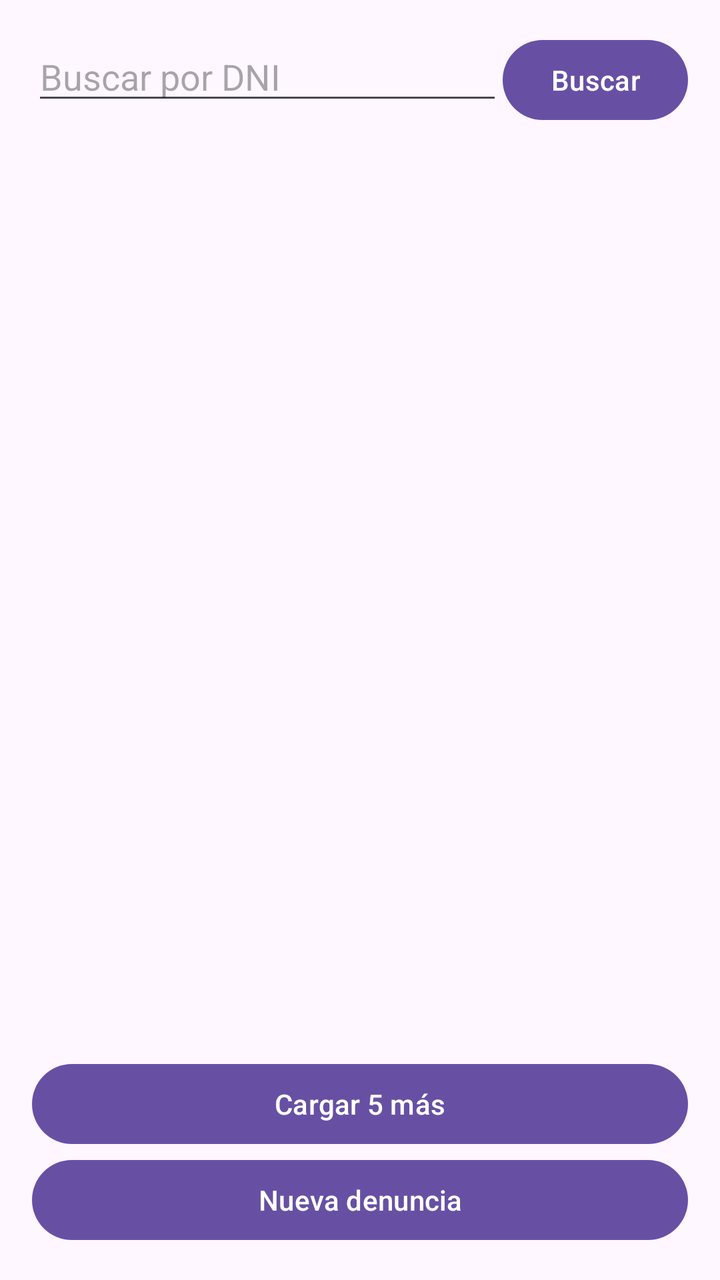
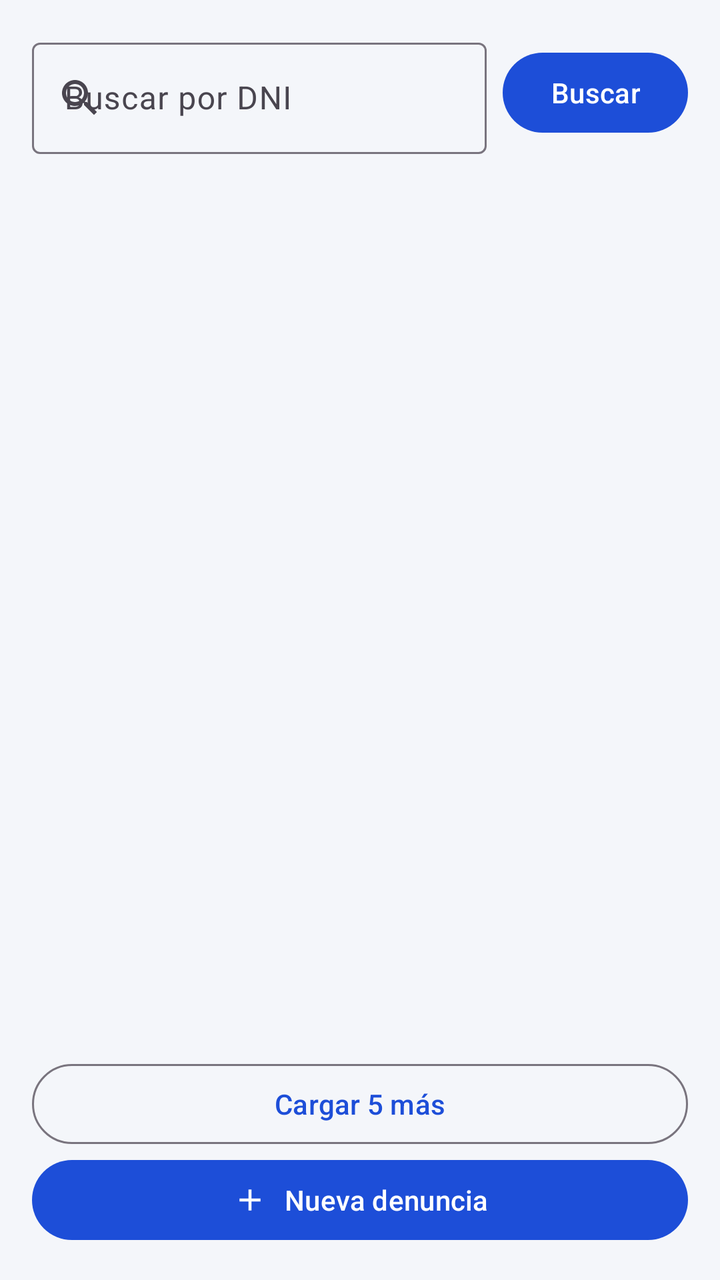

Screens rendered from an Android XML layout before and after an edit, with the pre-edit source and the edit as a unified diff.
<!-- AndroidManifest.xml: application theme Theme.Denuncias -->
<!-- res/layout/activity_main.xml -->
<?xml version="1.0" encoding="utf-8"?>
<FrameLayout xmlns:android="http://schemas.android.com/apk/res/android"
    android:layout_width="match_parent"
    android:layout_height="match_parent"
    android:fitsSystemWindows="true">

<LinearLayout
    android:layout_width="match_parent"
    android:layout_height="match_parent"
    android:orientation="vertical"
    android:padding="16dp">

    <LinearLayout
        android:layout_width="match_parent"
        android:layout_height="wrap_content"
        android:orientation="horizontal">

        <EditText
            android:id="@+id/txtDni"
            android:layout_width="0dp"
            android:layout_height="wrap_content"
            android:layout_weight="1"
            android:hint="Buscar por DNI"
            android:inputType="number"
            android:maxLength="8" />

        <Button
            android:id="@+id/btnBuscar"
            android:layout_width="wrap_content"
            android:layout_height="wrap_content"
            android:text="Buscar" />
    </LinearLayout>

    <androidx.recyclerview.widget.RecyclerView
        android:id="@+id/lista"
        android:layout_width="match_parent"
        android:layout_height="0dp"
        android:layout_weight="1" />

    <Button
        android:id="@+id/btnMas"
        android:layout_width="match_parent"
        android:layout_height="wrap_content"
        android:text="Cargar 5 más" />

    <Button
        android:id="@+id/btnNueva"
        android:layout_width="match_parent"
        android:layout_height="wrap_content"
        android:text="Nueva denuncia" />
</LinearLayout>
</FrameLayout>
<!-- resources referenced by this layout -->
<resources>
  <style name="Theme.Denuncias" parent="Theme.Material3.DayNight" />
</resources>

<!-- the commit's change to res/layout/activity_main.xml (unified diff, before → after) -->
@@ -1,52 +1,83 @@
 <?xml version="1.0" encoding="utf-8"?>
 <FrameLayout xmlns:android="http://schemas.android.com/apk/res/android"
+    xmlns:app="http://schemas.android.com/apk/res-auto"
     android:layout_width="match_parent"
     android:layout_height="match_parent"
     android:fitsSystemWindows="true">
 
-<LinearLayout
-    android:layout_width="match_parent"
-    android:layout_height="match_parent"
-    android:orientation="vertical"
-    android:padding="16dp">
-
     <LinearLayout
         android:layout_width="match_parent"
-        android:layout_height="wrap_content"
-        android:orientation="horizontal">
+        android:layout_height="match_parent"
+        android:orientation="vertical"
+        android:padding="16dp">
 
-        <EditText
-            android:id="@+id/txtDni"
-            android:layout_width="0dp"
+        <LinearLayout
+            android:layout_width="match_parent"
             android:layout_height="wrap_content"
-            android:layout_weight="1"
-            android:hint="Buscar por DNI"
-            android:inputType="number"
-            android:maxLength="8" />
+            android:gravity="center_vertical"
+            android:orientation="horizontal">
 
-        <Button
-            android:id="@+id/btnBuscar"
-            android:layout_width="wrap_content"
+            <com.google.android.material.textfield.TextInputLayout
+                style="@style/Widget.Material3.TextInputLayout.OutlinedBox"
+                android:layout_width="0dp"
+                android:layout_height="wrap_content"
+                android:layout_weight="1"
+                android:hint="Buscar por DNI"
+                app:endIconMode="clear_text"
+                app:startIconDrawable="@drawable/ic_search">
+
+                <com.google.android.material.textfield.TextInputEditText
+                    android:id="@+id/txtDni"
+                    android:layout_width="match_parent"
+                    android:layout_height="wrap_content"
+                    android:imeOptions="actionSearch"
+                    android:inputType="number"
+                    android:maxLength="8" />
+            </com.google.android.material.textfield.TextInputLayout>
+
+            <com.google.android.material.button.MaterialButton
+                android:id="@+id/btnBuscar"
+                android:layout_width="wrap_content"
+                android:layout_height="wrap_content"
+                android:layout_marginStart="8dp"
+                android:text="Buscar" />
+        </LinearLayout>
+
+        <FrameLayout
+            android:layout_width="match_parent"
+            android:layout_height="0dp"
+            android:layout_marginTop="8dp"
+            android:layout_weight="1">
+
+            <androidx.recyclerview.widget.RecyclerView
+                android:id="@+id/lista"
+                android:layout_width="match_parent"
+                android:layout_height="match_parent" />
+
+            <TextView
+                android:id="@+id/txtVacio"
+                android:layout_width="wrap_content"
+                android:layout_height="wrap_content"
+                android:layout_gravity="center"
+                android:text="No hay denuncias"
+                android:textColor="@color/gris"
+                android:visibility="gone" />
+        </FrameLayout>
+
+        <com.google.android.material.button.MaterialButton
+            android:id="@+id/btnMas"
+            style="@style/Widget.Material3.Button.OutlinedButton"
+            android:layout_width="match_parent"
             android:layout_height="wrap_content"
-            android:text="Buscar" />
+            android:layout_marginTop="8dp"
+            android:text="Cargar 5 más" />
+
+        <com.google.android.material.button.MaterialButton
+            android:id="@+id/btnNueva"
+            android:layout_width="match_parent"
+            android:layout_height="wrap_content"
+            android:text="Nueva denuncia"
+            app:icon="@drawable/ic_add"
+            app:iconGravity="textStart" />
     </LinearLayout>
-
-    <androidx.recyclerview.widget.RecyclerView
-        android:id="@+id/lista"
-        android:layout_width="match_parent"
-        android:layout_height="0dp"
-        android:layout_weight="1" />
-
-    <Button
-        android:id="@+id/btnMas"
-        android:layout_width="match_parent"
-        android:layout_height="wrap_content"
-        android:text="Cargar 5 más" />
-
-    <Button
-        android:id="@+id/btnNueva"
-        android:layout_width="match_parent"
-        android:layout_height="wrap_content"
-        android:text="Nueva denuncia" />
-</LinearLayout>
 </FrameLayout>
<!-- resource entries referenced after the edit -->
@@ -1,5 +1,34 @@
 <!-- resources referenced by this layout -->
 <resources>
-  <style name="Theme.Denuncias" parent="Theme.Material3.DayNight" />
+  <color name="gris">#6B7280</color>
+  <!-- drawable ic_add (drawable) -->
+  <vector xmlns:android="http://schemas.android.com/apk/res/android"
+      android:width="24dp"
+      android:height="24dp"
+      android:viewportWidth="24"
+      android:viewportHeight="24">
+      <path
+          android:fillColor="#000000"
+          android:pathData="M19,13h-6v6h-2v-6H5v-2h6V5h2v6h6v2z" />
+  </vector>
+  <!-- drawable ic_search (drawable) -->
+  <vector xmlns:android="http://schemas.android.com/apk/res/android"
+      android:width="24dp"
+      android:height="24dp"
+      android:viewportWidth="24"
+      android:viewportHeight="24">
+      <path
+          android:fillColor="#000000"
+          android:pathData="M15.5,14h-0.79l-0.28,-0.27C15.41,12.59 16,11.11 16,9.5 16,5.91 13.09,3 9.5,3S3,5.91 3,9.5 5.91,16 9.5,16c1.61,0 3.09,-0.59 4.23,-1.57l0.27,0.28v0.79l5,4.99L20.49,19l-4.99,-5zM9.5,14C7.01,14 5,11.99 5,9.5S7.01,5 9.5,5 14,7.01 14,9.5 11.99,14 9.5,14z" />
+  </vector>
+  <style name="Theme.Denuncias" parent="Theme.Material3.Light">
+          <item name="colorPrimary">#1D4ED8</item>
+          <item name="colorOnPrimary">#FFFFFF</item>
+          <item name="colorPrimaryContainer">#DBEAFE</item>
+          <item name="colorOnPrimaryContainer">#1E3A8A</item>
+          <item name="colorSurface">#FFFFFF</item>
+          <item name="android:windowBackground">@color/fondo</item>
+      </style>
+  <color name="fondo">#F4F6FA</color>
 </resources>
 
